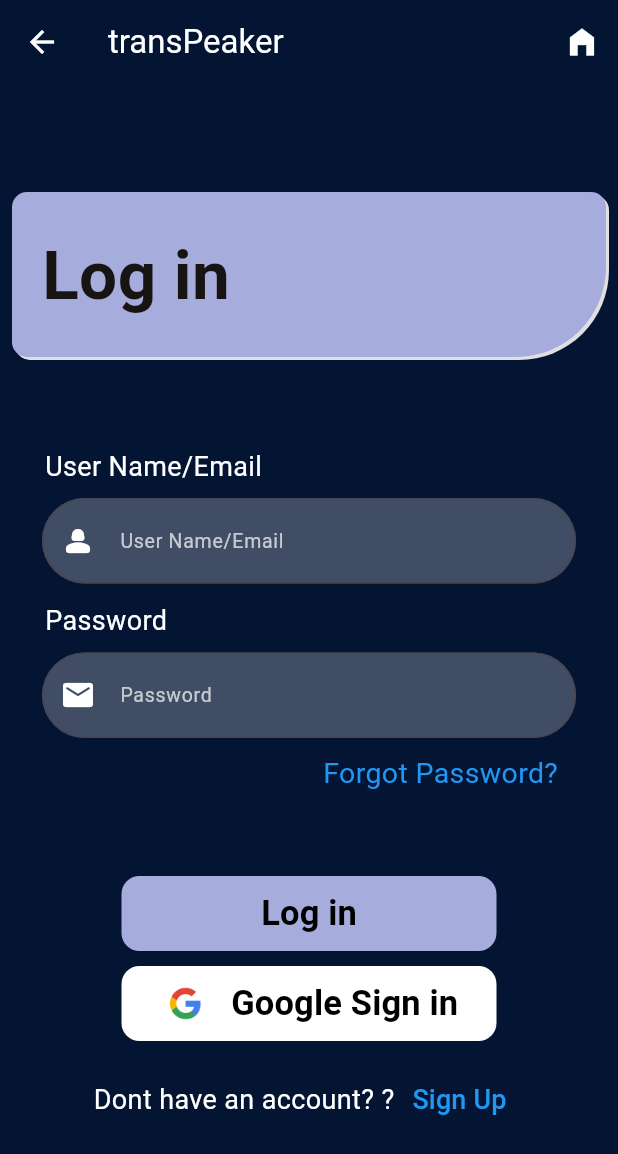
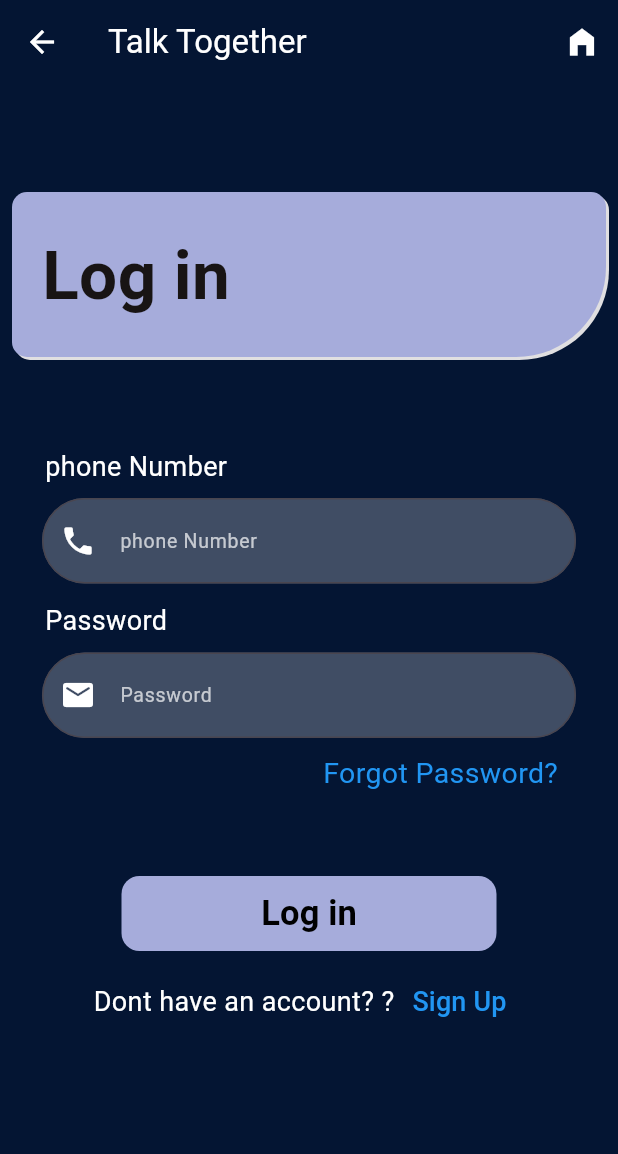
Before and after one commit to adeeshajayasinghe/talk-together, a Flutter app: the LogIn screen opened directly, after a tap on "Log in", on a phone screen of 412 x 824 dp. Shown: the top 1154 px of the screen. Run offline on Flutter 3.47's test engine with Material 3 defaults, Android fonts, the phone set to English and light mode, and no system bars; our stand-ins replace avatar_glow, firebase_core, flutter_contacts, flutter_svg, flutter_tts, get and 2 more; missing offline and left inert: country_flags, flutter_phone_direct_caller, telephony, translator; accounts and stored records are empty; network calls fail.

Commit message:
back end added

```diff
--- a/lib/main.dart
+++ b/lib/main.dart
@@ -1,10 +1,8 @@
-import 'package:firebase_auth/firebase_auth.dart';
 import 'package:flutter/material.dart';
 import 'package:get/get.dart';
 import 'package:provider/provider.dart';
 import 'package:textapp/pages/Homepage.dart';
 import 'package:firebase_core/firebase_core.dart';
-import 'package:textapp/servises/Auth.dart';
 import 'firebase_options.dart';
 import 'models/text_to_voice_model.dart';
 
@@ -14,15 +12,15 @@
   await Firebase.initializeApp(
     options: DefaultFirebaseOptions.currentPlatform,
   );
-  FirebaseAuth.instance.authStateChanges().listen((User? user) {
-    if (user == null) {
-      print('User is currently signed out!');
-      Auth.login = true;
-    } else {
-      print('User is signed in!');
-      Auth.login = true;
-    }
-  });
+  // FirebaseAuth.instance.authStateChanges().listen((User? user) {
+  //   if (user == null) {
+  //     print('User is currently signed out!');
+  //     Auth.login = false;
+  //   } else {
+  //     print('User is signed in!');
+  //     Auth.login = true;
+  //   }
+  // });
 
   runApp(
     ChangeNotifierProvider(
--- /dev/null
+++ b/lib/models/item.dart
@@ -0,0 +1,22 @@
+class Item {
+  final String fullName;
+  final String mobile;
+  final String email;
+  final dynamic password;
+
+  Item(
+      {required this.fullName,
+      required this.mobile,
+      required this.email,
+      required this.password});
+
+  // Convert to JSON for API request
+  Map<String, dynamic> toJson() {
+    return {
+      'fullName': fullName,
+      "email": email,
+      "mobile": mobile,
+      "password": password
+    };
+  }
+}
--- a/lib/pages/logIn.dart
+++ b/lib/pages/logIn.dart
@@ -2,10 +2,11 @@
 import 'package:get/get.dart';
 import 'package:textapp/pages/Homepage.dart';
 import 'package:textapp/pages/SignUp.dart';
-import 'package:textapp/servises/Auth.dart';
-import 'package:textapp/servises/googleSignIn.dart';
+
 import 'package:textapp/widgets/Title.dart';
 import 'package:textapp/widgets/inputs.dart';
+
+import '../servises/LoginApi.dart';
 
 class LogIn extends StatelessWidget {
   const LogIn({super.key});
@@ -15,9 +16,10 @@
     final UserName = TextEditingController();
     final password = TextEditingController();
 
-    //Auth() class instance to call Authentication  method
-    Auth auth = Auth();
-    AuthService google = AuthService();
+
+    //AuthService google = AuthService();
+    final ApiServiceLogin _apiService =
+        ApiServiceLogin(); // instance of ApiService
 
     return Scaffold(
       backgroundColor: Color.fromARGB(255, 4, 21, 51),
@@ -28,7 +30,7 @@
         ),
         backgroundColor: Colors.transparent,
         title: const Text(
-          "transPeaker",
+          "Talk Together",
           style: TextStyle(color: Colors.white),
         ),
         actions: [
@@ -64,13 +66,15 @@
             ),
             //fullName input
             Inputs(
-                title: "User Name/Email",
+              keyboardType: TextInputType.phone,
+                title: "phone Number",
                 hide: false,
                 inputController: UserName,
-                icon: Icon(Icons.person_2_rounded)),
+                icon: Icon(Icons.phone)),
 
             //email input
             Inputs(
+              keyboardType: TextInputType.visiblePassword,
                 hide: true,
                 title: "Password",
                 inputController: password,
@@ -113,44 +117,16 @@
                           fontWeight: FontWeight.bold,
                           color: Colors.black),
                     ),
-                    onPressed: () {
-                      auth.signInUser(UserName.text, password.text);
+                    onPressed: () async{
+                      //auth.signInUser(UserName.text, password.text);
+                      await _apiService.login(
+                              context, UserName.text, password.text);
                     },
                   ),
                 ),
                 const SizedBox(height: 10),
 
-                //google sign in button
-                Container(
-                  height: 50,
-                  width: 250,
-                  decoration: BoxDecoration(
-                      color: Color.fromARGB(255, 255, 255, 255),
-                      borderRadius: BorderRadius.circular(12)),
-                  child: TextButton(
-                    child: Row(
-                      mainAxisAlignment: MainAxisAlignment.spaceEvenly,
-                      children: [
-                        Image.asset("Assets/7123025_logo_google_g_icon.png"),
-                        const Text(
-                          "Google Sign in",
-                          style: TextStyle(
-                              fontSize: 23,
-                              fontWeight: FontWeight.bold,
-                              color: Colors.black),
-                        ),
-                      ],
-                    ),
-                    onPressed: () {
-                      //auth.signInUser(UserName.text, password.text);
-                      //Sign in with google
-                      google.signInWithGoogle();
-                    },
-                  ),
-                ),
-                const SizedBox(
-                  height: 15,
-                ),
+
                 Row(
                   mainAxisAlignment: MainAxisAlignment.center,
                   children: [
--- a/lib/servises/Auth.dart
+++ /dev/null
@@ -1,90 +0,0 @@
-import 'package:cloud_firestore/cloud_firestore.dart';
-import 'package:firebase_auth/firebase_auth.dart';
-import 'package:flutter/material.dart';
-import 'package:get/get.dart';
-import 'package:textapp/pages/Homepage.dart';
-import 'package:textapp/pages/SignUp.dart';
-
-class Auth {
-  //FirebaseAuth _auth = FirebaseAuth.instance;
-
-  static bool login = false;
-
-  //firestore instance
-  FirebaseFirestore firestore = FirebaseFirestore.instance;
-
-  Future<User?> signUpUser(BuildContext context, String fullName, String mobile,
-      String email, String password) async {
-    try {
-      UserCredential userCredential = await FirebaseAuth.instance
-          .createUserWithEmailAndPassword(
-              email: email, password: password); //authentication user
-
-      print(userCredential.user);
-
-      //instance of the collection
-      CollectionReference users =
-          FirebaseFirestore.instance.collection('users');
-
-      // Call the user's CollectionReference to add a new user
-      users.add({
-        'full_name': fullName, // John Doe
-        'mobile': mobile, // Stokes and Sons
-        'email': email // 42
-      }).then((value) => const AlertDialog(
-            title: Text("Successfully registeres"),
-            content: Text(
-                'We have sent you a verification email. please verify your email'),
-          ));
-    } on FirebaseAuthException catch (e) {
-      if (e.code == 'weak-password') {
-        print('The password provided is too weak.');
-      } else if (e.code == 'email-already-in-use') {
-        //print('The account already exists for that email.');
-        // ignore: use_build_context_synchronously
-        showDialog(
-            context: context,
-            builder: ((context) => AlertDialog(
-                  title: Text("Error"),
-                  content: const Text(
-                      "this email has already registered. try to log in"),
-                  actions: [
-                    TextButton(
-                        onPressed: () {
-                          Get.off(SignUp());
-                        },
-                        child: Text("Cancel")),
-                  ],
-                )));
-      }
-    } catch (e) {
-      print(e);
-    }
-
-    return null;
-  }
-
-  Future<User?> signInUser(String email, String password) async {
-    try {
-      UserCredential userCredential = await FirebaseAuth.instance
-          .signInWithEmailAndPassword(email: email, password: password);
-      print(userCredential.user);
-      Get.offAll(
-          HomePage()); //redirect to the Home page after successful logged in
-    } on FirebaseAuthException catch (e) {
-      if (e.code == 'user-not-found') {
-        print('No user found for that email.');
-      } else if (e.code == 'wrong-password') {
-        print('Wrong password provided for that user.');
-      }
-    }
-    return null;
-  }
-
-//signOut function. this function delete the use id from the initial local storage
-  Future<User?> SignOut() async {
-    await FirebaseAuth.instance.signOut();
-    Get.offAll(HomePage());
-    return null;
-  }
-}
--- /dev/null
+++ b/lib/servises/AuthManager.dart
@@ -0,0 +1,14 @@
+class AuthManager {
+  static bool isLoggedIn = false;
+  static String token = '';
+
+  static void login() {
+    // Perform login logic
+    isLoggedIn = true;
+  }
+
+  static void logout() {
+    // Perform logout logic
+    isLoggedIn = false;
+  }
+}
--- /dev/null
+++ b/lib/servises/LoginApi.dart
@@ -0,0 +1,60 @@
+import 'package:flutter/material.dart';
+import 'package:get/get.dart';
+import 'package:http/http.dart' as http;
+import 'package:quickalert/quickalert.dart';
+import 'package:quickalert/widgets/quickalert_dialog.dart';
+import 'package:textapp/pages/Homepage.dart';
+import 'dart:convert';
+import 'package:textapp/servises/AuthManager.dart';
+
+
+
+class ApiServiceLogin {
+
+  static const String baseUrl = 'http://3.86.243.195:4000/login';
+
+  Future<void> login(
+      BuildContext context, String email, String password) async {
+    final Map<String, dynamic> requestBody = {
+      'mobile': email,
+      'password': password,
+    };
+
+    final response = await http.post(
+      Uri.parse(baseUrl),
+      headers: {'Content-Type': 'application/json'},
+      body: jsonEncode(requestBody), // Encode the map as JSON
+    );
+
+    print(response.statusCode);
+    print(response.body);
+
+
+
+    if (response.statusCode != 200) {
+      // ignore: use_build_context_synchronously
+      QuickAlert.show(
+          context: context,
+          type: QuickAlertType.error,
+          title: 'Oops..',
+          text:
+              "Incorrect mobile number or password!"); // Update the error message
+    } else {
+      AuthManager.token = response.body; //store the token
+      AuthManager.login(); //setting the logged in user true
+
+
+      // ignore: use_build_context_synchronously
+      QuickAlert.show(
+        context: context,
+        type: QuickAlertType.success,
+        title: 'Great',
+        text: 'Succesfully logged in',
+        onConfirmBtnTap: () {
+            Get.offAll(HomePage());
+
+        },
+      );
+    }
+  }
+}
--- a/lib/widgets/inputs.dart
+++ b/lib/widgets/inputs.dart
@@ -5,11 +5,13 @@
   final String title;
   final Widget icon;
   final bool hide;
+  final TextInputType keyboardType;
   const Inputs(
       {super.key,
       required this.inputController,
       required this.title,
       required this.icon,
+      required this.keyboardType,
       required this.hide});
 
   @override
@@ -32,6 +34,7 @@
           Padding(
             padding: const EdgeInsets.all(8.0),
             child: TextField(
+              keyboardType: keyboardType,
               obscureText: hide,
               textAlignVertical: TextAlignVertical.center,
               controller: inputController,
```
Also changed, not shown: lib/pages/Homepage.dart (+10 -7 lines), lib/pages/SignUp.dart (+25 -29 lines), lib/pages/TakeCall.dart (deleted, +0 -13 lines), lib/pages/calling/TakeCall.dart (added, +92 -0 lines), lib/pages/languageSelection.dart (+7 -6 lines), lib/pages/messege/messegePage.dart (+4 -7 lines), lib/pages/speechToText.dart (+6 -5 lines), lib/pages/text_to_voice_conversion_screen.dart (+3 -4 lines), lib/servises/SignUpApi.dart (added, +51 -0 lines), lib/servises/googleSignIn.dart (deleted, +0 -25 lines), lib/servises/subcription.dart (added, +26 -0 lines), pubspec.yaml (+4 -7 lines), pubspec.lock, 6 other files.
